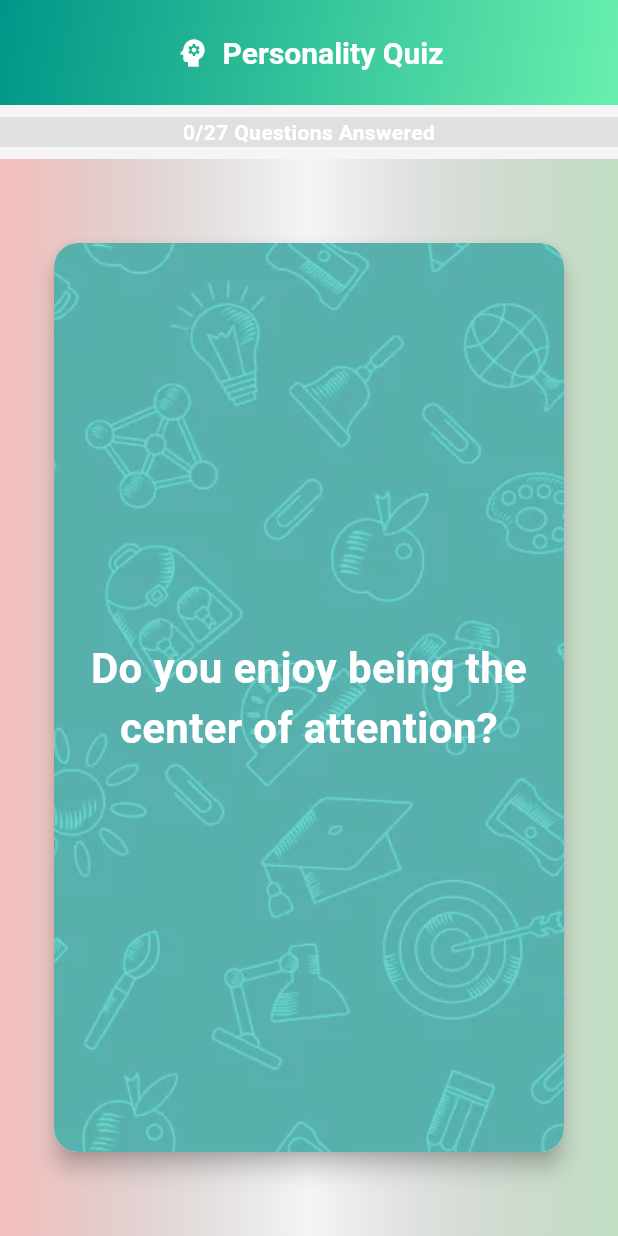
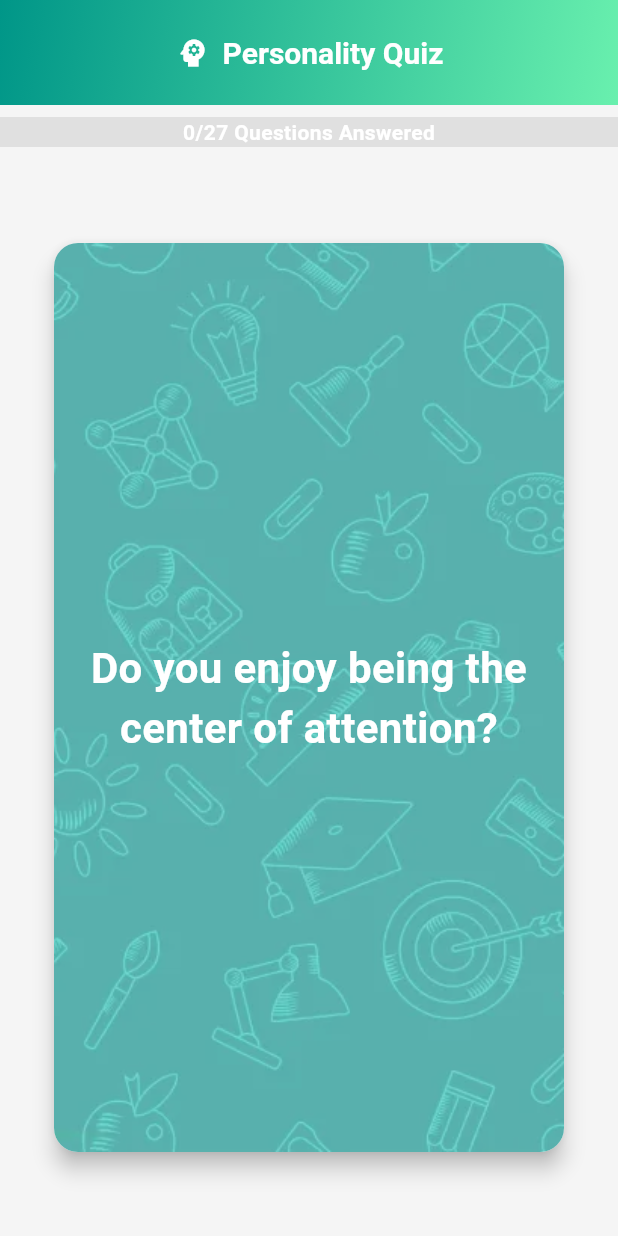
Before and after one commit to pkarmanski-git/BIT_JL_TEAM_FRONT, a Flutter app: the QuizScreen screen opened directly with empty values, on a phone screen of 412 x 824 dp. Run offline on Flutter 3.47's test engine with Material 3 defaults, Android fonts, the phone set to English and light mode, and no system bars; drawn by our look-alikes of swipe_cards; our stand-ins replace fl_chart, flutter_secure_storage, logger, sqflite; accounts and stored records are empty.

Commit message:
added quiz

```diff
--- a/lib/factories/question_factory.dart
+++ b/lib/factories/question_factory.dart
@@ -15,7 +15,7 @@ class QuestionFactory {
         imagePath: 'assets/images/reading.jpg',
         isImageQuestion: true,
       ),
-      Question(text: 'Is it easy for you to empathize with others?'),
+      Question(text: 'Do you enjoy being in large social gatherings?'),
       Question(
         text: 'Does this image suit you?',
         imagePath: 'assets/images/volunteer.jpeg',
@@ -39,13 +39,13 @@ class QuestionFactory {
         imagePath: 'assets/images/compass.jpg',
         isImageQuestion: true,
       ),
-      Question(text: 'Do you prefer working in a structured environment?'),
+      Question(text: 'Do you often seek new experiences?'),
       Question(
         text: 'Does this image suit you?',
         imagePath: 'assets/images/office.jpg',
         isImageQuestion: true,
       ),
-      Question(text: 'Do you often contemplate the deeper meaning of life?'),
+      Question(text: 'Do you enjoy helping others solve their problems?'),
       Question(
         text: 'Does this image suit you?',
         imagePath: 'assets/images/stargazing.jpg',
@@ -53,7 +53,7 @@ class QuestionFactory {
       ),
       Question(text: 'Are you comfortable adapting to new situations?'),
       Question(text: 'Do you enjoy exploring new places?'),
-      Question(text: 'Do you find it easy to express your feelings?'),
+      Question(text: 'Do you often think about the future more than the present?'),
       Question(
         text: 'Does this image suit you?',
         imagePath: 'assets/images/artist.jpg',
@@ -61,17 +61,17 @@ class QuestionFactory {
       ),
       Question(text: 'Do you prefer to work alone rather than in a team?'),
       Question(
-        text: 'Does this image suit you?',
+        text: 'Are you easily stressed?',
         imagePath: 'assets/images/teamwork.jpg',
         isImageQuestion: true,
       ),
-      Question(text: 'Are you detail-oriented?'),
+      Question(text: 'Do you prefer logic over feelings?'),
       Question(
         text: 'Does this image suit you?',
         imagePath: 'assets/images/puzzle.jpg',
         isImageQuestion: true,
       ),
-      Question(text: 'Do you enjoy taking the lead in group activities?'),
+      Question(text: 'Are you a good listener?'),
       Question(
         text: 'Does this image suit you?',
         imagePath: 'assets/images/leader.jpg',
--- a/lib/screens/quiz_screen.dart
+++ b/lib/screens/quiz_screen.dart
@@ -214,28 +214,17 @@ class _QuizScreenState extends State<QuizScreen> {
                         children: [
                           Expanded(
                             child: Container(
-                              decoration: BoxDecoration(
-                                gradient: LinearGradient(
-                                  colors: [Colors.red.withOpacity(0.3), Colors.transparent],
-                                  begin: Alignment.centerLeft,
-                                  end: Alignment.centerRight,
-                                ),
-                              ),
+                              color: Colors.red.withOpacity(0), // Red background with slight opacity
                             ),
                           ),
                           Expanded(
                             child: Container(
-                              decoration: BoxDecoration(
-                                gradient: LinearGradient(
-                                  colors: [Colors.transparent, Colors.green.withOpacity(0.3)],
-                                  begin: Alignment.centerLeft,
-                                  end: Alignment.centerRight,
-                                ),
-                              ),
+                              color: Colors.green.withOpacity(0), // Green background with slight opacity
                             ),
                           ),
                         ],
                       ),
+
                       SwipeCards(
                         matchEngine: _matchEngine,
                         itemBuilder: (BuildContext context, int index) {
```
Also changed, not shown: lib/screens/login_screen.dart (+1 -8 lines), lib/screens/register_screen.dart (+0 -8 lines), lib/screens/splash_screen.dart (+11 -4 lines), lib/screens/welcome_screen.dart (+54 -20 lines).
